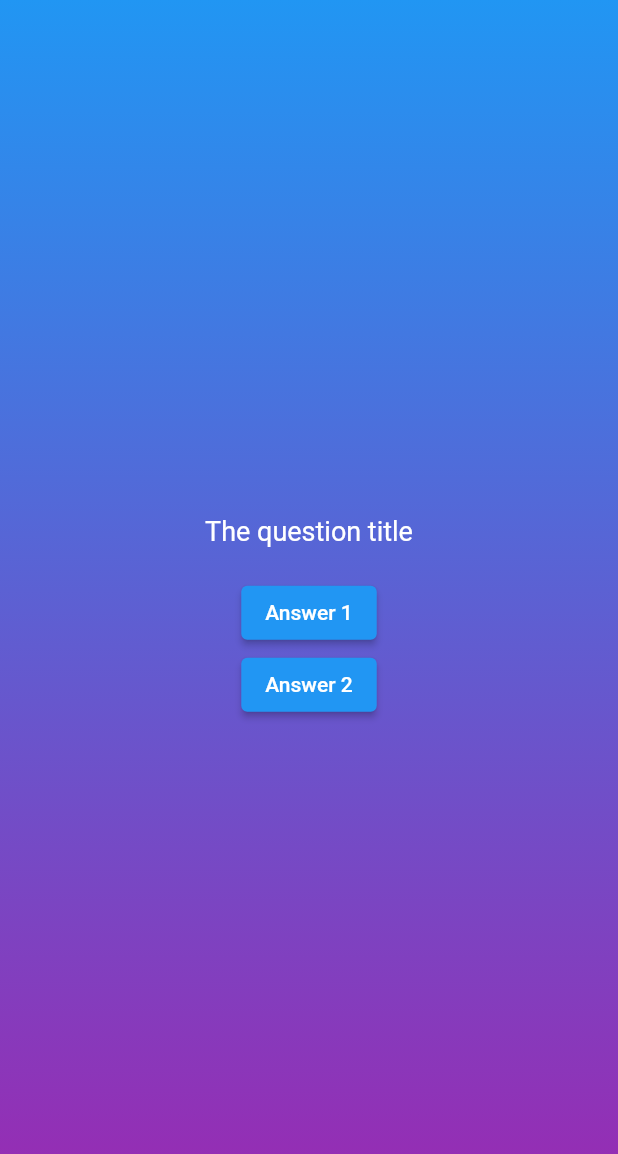
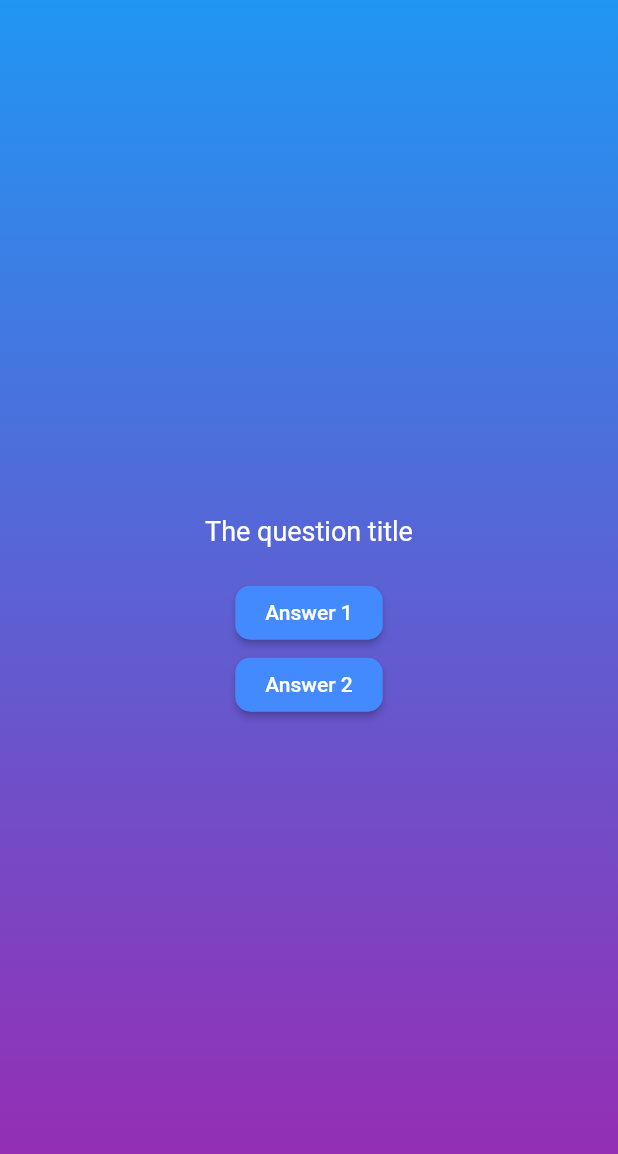
Before and after one commit to davidecarizzoni/flutter_quiz_app, a Flutter app: the screen it shows after launch, after a tap on "Start", on a phone screen of 412 x 824 dp. Shown: the top 1154 px of the screen. Run offline on Flutter 3.47's test engine with Material 2 defaults, Android fonts, the phone set to English and light mode, and no system bars.

Commit message:
feat(button): custom button

```diff
--- /dev/null
+++ b/lib/anwer_button.dart
@@ -0,0 +1,25 @@
+import 'package:flutter/material.dart';
+
+class AnswerButton extends StatelessWidget {
+  const AnswerButton({required this.text, required this.onPress, super.key});
+
+  final String text;
+  final Function() onPress;
+
+  @override
+  Widget build(BuildContext context) {
+    return ElevatedButton(
+      onPressed: onPress,
+      style: ElevatedButton.styleFrom(
+        backgroundColor: Colors.blueAccent,
+        foregroundColor: Colors.white,
+        shape: RoundedRectangleBorder(
+          borderRadius: BorderRadius.circular(10),
+        ),
+        padding:
+            const EdgeInsetsDirectional.symmetric(vertical: 5, horizontal: 20),
+      ),
+      child: Text(text),
+    );
+  }
+}
--- a/lib/question_screen.dart
+++ b/lib/question_screen.dart
@@ -1,4 +1,5 @@
 import 'package:flutter/material.dart';
+import 'package:quiz_app/anwer_button.dart';
 
 class QuestionScreen extends StatefulWidget {
   const QuestionScreen({super.key});
@@ -25,13 +26,13 @@ class _QuestionState extends State<QuestionScreen> {
             style: TextStyle(fontSize: 18, color: Colors.white),
           ),
           const SizedBox(height: 20),
-          ElevatedButton(
-            onPressed: () {},
-            child: const Text('Answer 1'),
+          AnswerButton(
+            text: 'Answer 1',
+            onPress: () {},
           ),
-          ElevatedButton(
-            onPressed: () {},
-            child: const Text('Answer 2'),
+          AnswerButton(
+            text: 'Answer 2',
+            onPress: () {},
           ),
         ],
       ),
```
